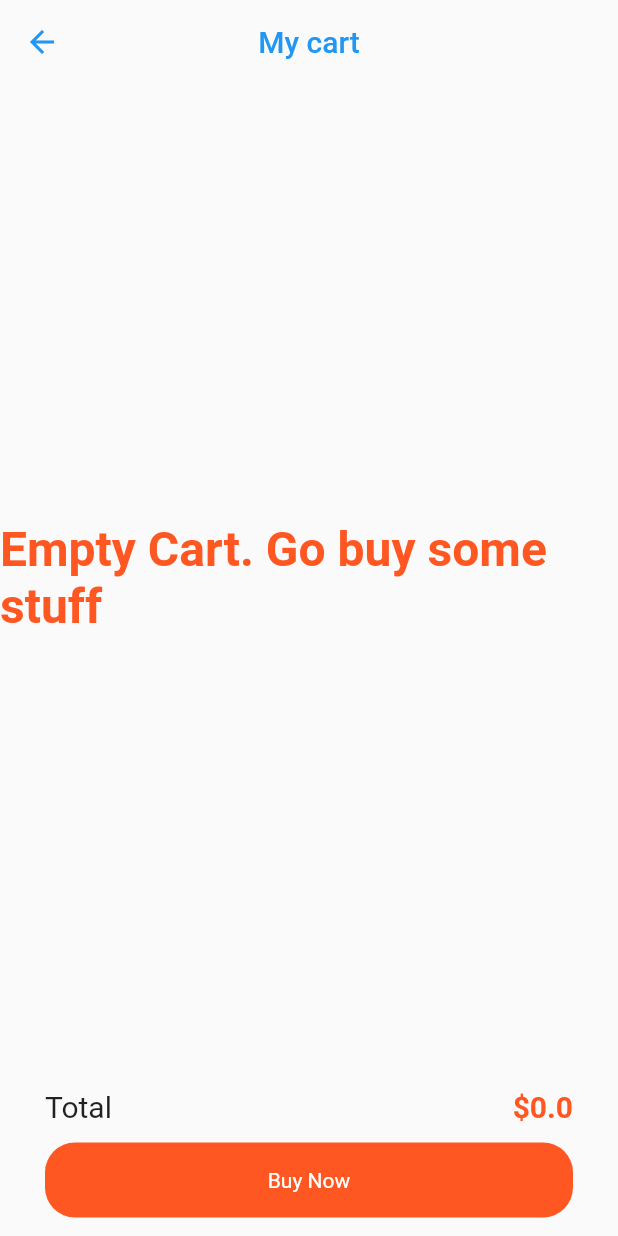
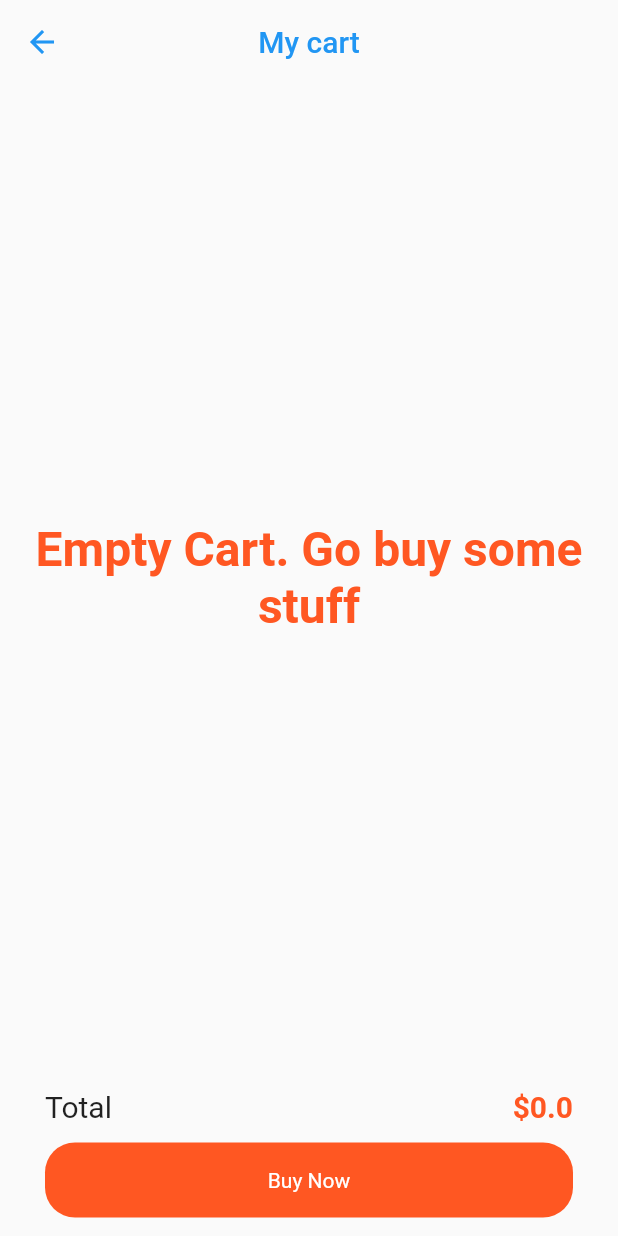
Before and after one commit to hungf1324/ecommerce_app, a Flutter app: the screen it shows after launch, after a tap on the "shopping cart" icon, on a phone screen of 412 x 824 dp. Run offline on Flutter 3.47's test engine with Material 2 defaults, Android fonts, the phone set to English and light mode, and no system bars.

Commit message:
DuyLH - fix some code

```diff
--- a/lib/pages/cart/cart_page.dart
+++ b/lib/pages/cart/cart_page.dart
@@ -16,7 +16,9 @@ class CartPage extends StatefulWidget {
 class _CartPageState extends State<CartPage> {
   @override
   Widget build(BuildContext context) {
-    return Scaffold(
+    return SafeArea(
+      top: false,
+      child: Scaffold(
         appBar: CustomAppBar(title: 'My cart'),
         bottomNavigationBar: CheckOutPanel(
           onPressed: () {},
@@ -31,6 +33,7 @@ class _CartPageState extends State<CartPage> {
             setState(() {});
           },
         ),
+      ),
     );
   }
 }
--- a/lib/pages/cart/components/cart_list.dart
+++ b/lib/pages/cart/components/cart_list.dart
@@ -25,6 +25,7 @@ class CartList extends StatelessWidget {
               textColor: Colors.deepOrange,
               fontWeight: FontWeight.bold,
               size: 32,
+              textAlign: TextAlign.center,
             ),
           )
         : Padding(
--- a/lib/pages/home/home_page.dart
+++ b/lib/pages/home/home_page.dart
@@ -26,7 +26,9 @@ class _HomePageState extends State<HomePage> {
 
   @override
   Widget build(BuildContext context) {
-    return Scaffold(
+    return SafeArea(
+      top: false,
+      child: Scaffold(
         appBar: CustomAppBar(
           leading: IconButton(
             onPressed: () {},
@@ -65,8 +67,9 @@ class _HomePageState extends State<HomePage> {
                   onPressedIcon: () {},
                 ),
                 const SizedBox(height: 25),
-              ProductPannel(
+                ProductPanel(
                   onPressed: (product) {
+                    print('Product: ${product.name}' );
                     Navigator.of(context)
                         .pushNamed(
                           ProductionPage.routeName,
@@ -74,13 +77,16 @@ class _HomePageState extends State<HomePage> {
                         )
                         .then((value) => _reload());
                   },
-                onPressedFavoriteButton: () {},
+                  onPressedFavoriteButton: () {
+
+                  },
                 ),
                 const SizedBox(height: 20),
               ],
             ),
           ),
         ),
+      ),
     );
   }
 }
```
Also changed, not shown: lib/pages/home/components/product_panel.dart (+23 -9 lines). Lines whose indentation alone changed are shown as unchanged.
